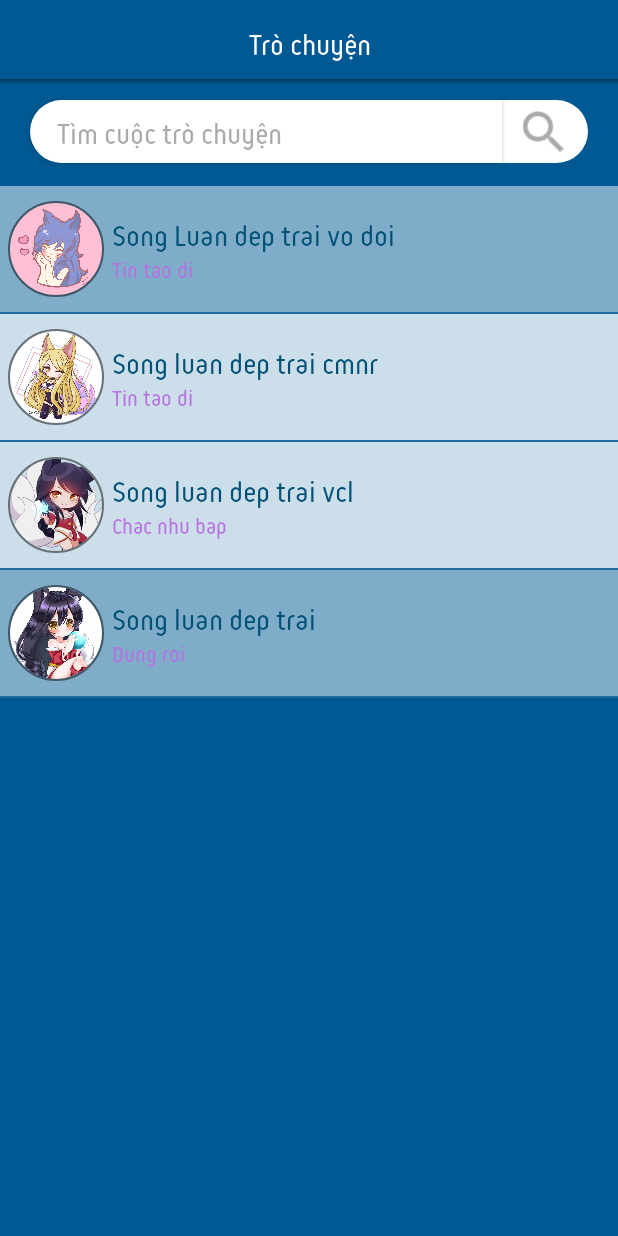
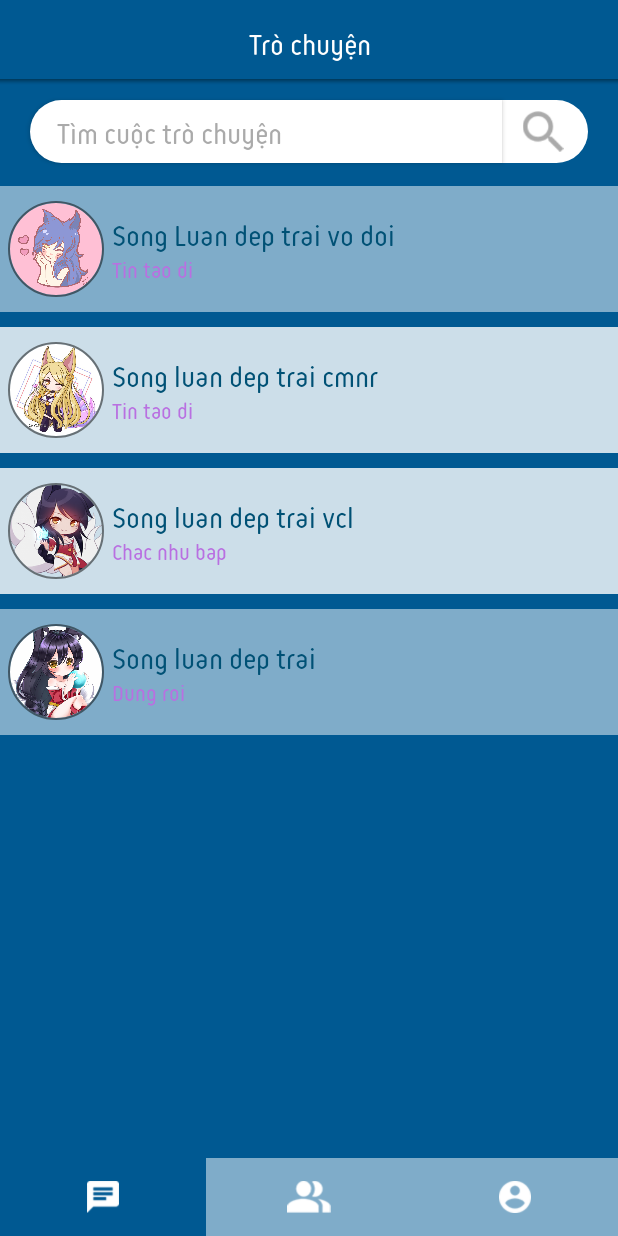
Before and after one commit to ntrongkhanh/AppChatTest, an Android app: the MainAppActivity screen opened directly, with no data from a screen before it, on a phone screen of 412 x 824 dp. Run offline under Robolectric (Android 15) with nearby library versions, the phone set to English and light mode, and no system bars; our stand-ins replace CircleImageView.

Commit message:
Xong man hinh chinh nha them event vao di

```diff
--- a/app/src/main/java/com/example/appchattest/CustomListAdapter.java
+++ b/app/src/main/java/com/example/appchattest/CustomListAdapter.java
@@ -46,7 +46,7 @@ public class CustomListAdapter extends BaseAdapter{
         return position;
     }
 
-    public View getView(int position, View convertView, ViewGroup parent)
+    public View getView(int position, View convertView, ViewGroup parent)//ham nay ke duoc viet lai tu lop cha Adapter
     {
         ViewHolder holder; //su dung holder de giu lay view trong convertView
         if (convertView == null) //neu convertView = null thi tao moi view va view holder
--- a/app/src/main/res/layout/activity_main_app.xml
+++ b/app/src/main/res/layout/activity_main_app.xml
@@ -56,13 +56,35 @@
             android:layout_height="wrap_content"
             android:layout_below="@id/editText_search_chat"
             android:layout_marginTop="15dp"
-            android:layout_alignParentBottom="true"/>
+            android:layout_above="@id/linearLayout_nav"
+            android:divider="#00000000"
+            android:dividerHeight="10dp"/>
 
     <LinearLayout
             android:id="@+id/linearLayout_nav"
-            android:layout_width="wrap_content"
-            android:layout_height="wrap_content"
-            android:orientation="horizontal">
-
+            android:layout_width="match_parent"
+            android:layout_height="52dp"
+            android:orientation="horizontal"
+            android:layout_alignParentBottom="true">
+        <ImageView android:layout_width="0dp"
+                   android:layout_height="match_parent"
+                   android:src="@drawable/icon_chatroom"
+                   android:layout_gravity="center"
+                   android:padding="15dp"
+                   android:layout_weight="1"/>
+        <ImageView android:layout_width="0dp"
+                   android:layout_height="match_parent"
+                   android:src="@drawable/icon_friend"
+                   android:layout_gravity="center"
+                   android:layout_weight="1"
+                   android:padding="15dp"
+                    android:background="@color/color50white"/>
+        <ImageView android:layout_width="0dp"
+                   android:layout_height="match_parent"
+                   android:src="@drawable/icon_personal_info"
+                   android:layout_gravity="center"
+                   android:layout_weight="1"
+                   android:padding="15dp"
+                   android:background="@color/color50white"/>
     </LinearLayout>
 </RelativeLayout>
--- a/app/src/main/res/values/colors.xml
+++ b/app/src/main/res/values/colors.xml
@@ -10,4 +10,5 @@
     <color name="colorSecondaryDark">#8a0500</color>
     <color name="colorSecondaryLight">#fb7134</color>
     <color name="colorLastContent">#B970E1</color>
+    <color name="color50white">#7fffffff</color>
 </resources>
```
Also changed, not shown: app/src/main/java/com/example/appchattest/MainAppActivity.java (line endings or trailing spaces), app/src/main/res/drawable/icon_chatroom.png (added), app/src/main/res/drawable/icon_friend.png (added), app/src/main/res/drawable/icon_personal_info.png (added).
